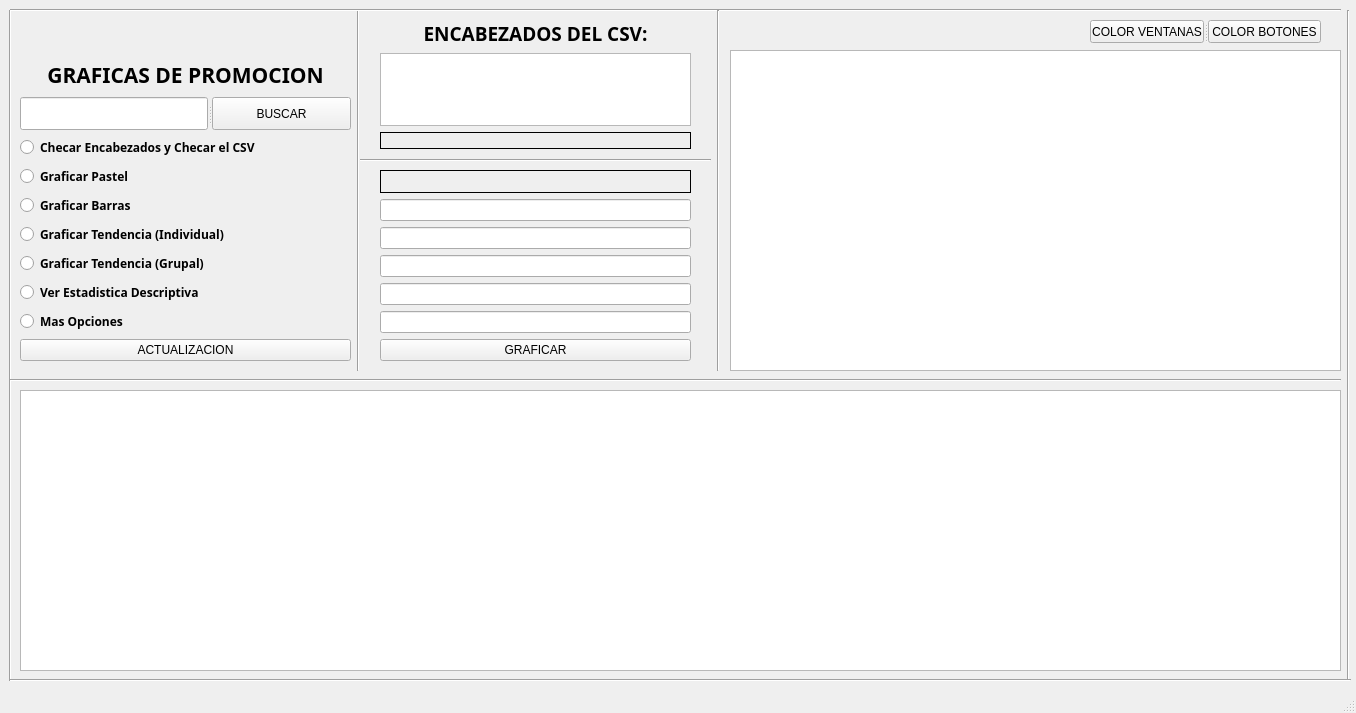
This is CSV/interfaz/VentanaCSV.ui in DanielRojas2002/PyQt5 as Qt 5 draws it before an edit. The edited form follows.
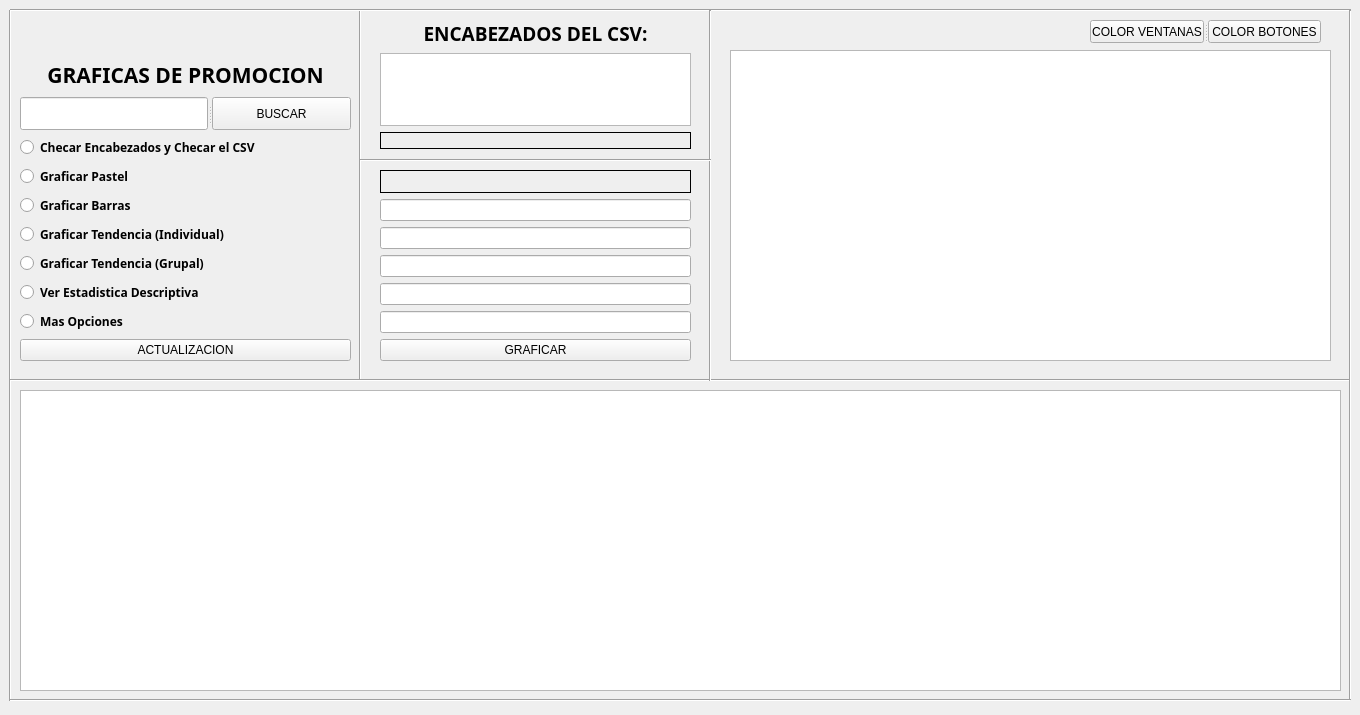
This is the edited form. Icons and pictures are not drawn.

Commit message: Retoques csv ventana

The edit to the form file:
```diff
--- a/CSV/interfaz/VentanaCSV.ui
+++ b/CSV/interfaz/VentanaCSV.ui
@@ -6,10 +6,22 @@
    <rect>
     <x>0</x>
     <y>0</y>
-    <width>1356</width>
-    <height>713</height>
+    <width>1360</width>
+    <height>715</height>
    </rect>
   </property>
+  <property name="sizePolicy">
+   <sizepolicy hsizetype="Preferred" vsizetype="Preferred">
+    <horstretch>0</horstretch>
+    <verstretch>0</verstretch>
+   </sizepolicy>
+  </property>
+  <property name="minimumSize">
+   <size>
+    <width>1360</width>
+    <height>715</height>
+   </size>
+  </property>
   <property name="font">
    <font>
     <family>Arial</family>
@@ -29,10 +41,10 @@
    <widget class="Line" name="line">
     <property name="geometry">
      <rect>
-      <x>350</x>
+      <x>340</x>
       <y>10</y>
-      <width>16</width>
-      <height>361</height>
+      <width>41</width>
+      <height>371</height>
      </rect>
     </property>
     <property name="font">
@@ -54,7 +66,7 @@
       <x>0</x>
       <y>10</y>
       <width>20</width>
-      <height>671</height>
+      <height>691</height>
      </rect>
     </property>
     <property name="orientation">
@@ -66,8 +78,8 @@
      <rect>
       <x>10</x>
       <y>0</y>
-      <width>1331</width>
-      <height>20</height>
+      <width>1341</width>
+      <height>21</height>
      </rect>
     </property>
     <property name="orientation">
@@ -79,7 +91,7 @@
      <rect>
       <x>10</x>
       <y>370</y>
-      <width>1331</width>
+      <width>1341</width>
       <height>20</height>
      </rect>
     </property>
@@ -92,8 +104,8 @@
      <rect>
       <x>1340</x>
       <y>10</y>
-      <width>16</width>
-      <height>671</height>
+      <width>20</width>
+      <height>691</height>
      </rect>
     </property>
     <property name="font">
@@ -112,10 +124,10 @@
    <widget class="Line" name="line_5">
     <property name="geometry">
      <rect>
-      <x>710</x>
+      <x>695</x>
       <y>10</y>
-      <width>16</width>
-      <height>361</height>
+      <width>31</width>
+      <height>371</height>
      </rect>
     </property>
     <property name="font">
@@ -135,7 +147,7 @@
     <property name="geometry">
      <rect>
       <x>10</x>
-      <y>670</y>
+      <y>690</y>
       <width>1341</width>
       <height>20</height>
      </rect>
@@ -434,7 +446,7 @@
       <x>20</x>
       <y>390</y>
       <width>1321</width>
-      <height>281</height>
+      <height>301</height>
      </rect>
     </property>
    </widget>
@@ -559,8 +571,8 @@
      <rect>
       <x>730</x>
       <y>50</y>
-      <width>611</width>
-      <height>321</height>
+      <width>601</width>
+      <height>311</height>
      </rect>
     </property>
    </widget>
@@ -649,17 +661,6 @@
     </widget>
    </widget>
   </widget>
-  <widget class="QMenuBar" name="menubar">
-   <property name="geometry">
-    <rect>
-     <x>0</x>
-     <y>0</y>
-     <width>1356</width>
-     <height>21</height>
-    </rect>
-   </property>
-  </widget>
-  <widget class="QStatusBar" name="statusbar"/>
  </widget>
  <resources/>
  <connections/>
```
Left out of the diff: 6 changed lines with no effect on the pictures. The commit also changes 3 other files.
